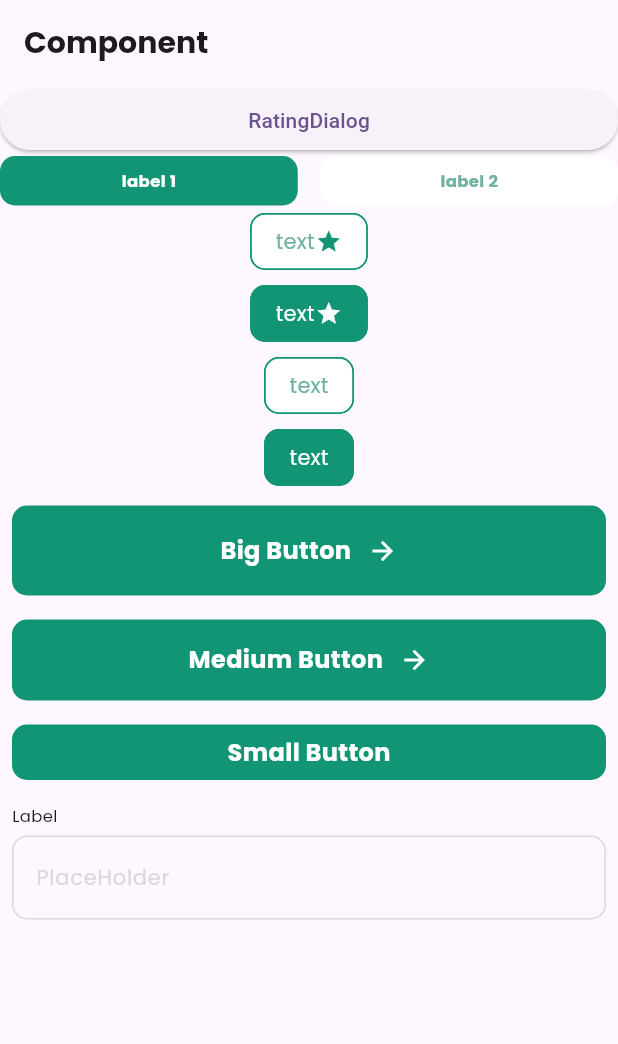
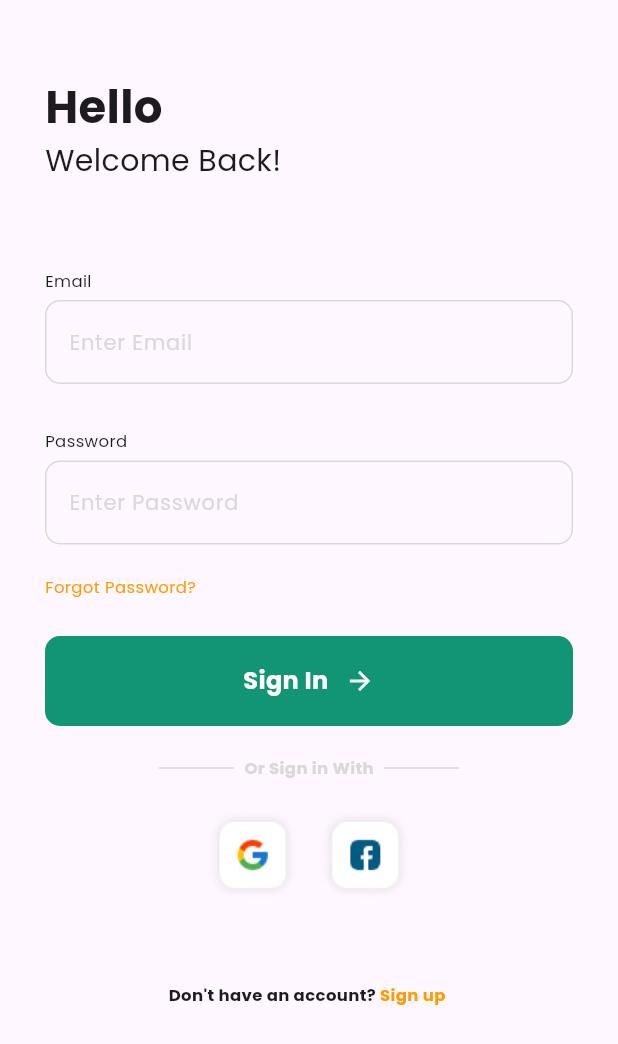
Before and after one commit to julboy2/flutter_recipe_app_course, a Flutter app: the screen it shows after launch, on a phone screen of 412 x 824 dp. Shown: the top 1044 px of the screen. Run offline on Flutter 3.47's test engine with Material 3 defaults, Android fonts, the phone set to English and light mode, and no system bars; our stand-ins replace google_fonts.

Commit message:
add sign in

```diff
--- a/lib/main.dart
+++ b/lib/main.dart
@@ -3,6 +3,7 @@ import 'package:flutter_recipe_app_course/core/presentation/components/big_butto
 import 'package:flutter_recipe_app_course/core/presentation/components/filter_button.dart';
 import 'package:flutter_recipe_app_course/core/presentation/components/input_field.dart';
 import 'package:flutter_recipe_app_course/core/presentation/components/rating_button.dart';
+import 'package:flutter_recipe_app_course/presentation/sign_in/sign_in_screen.dart';
 import 'package:flutter_recipe_app_course/ui/text_styles.dart';
 
 import 'core/presentation/components/medium_button.dart';
@@ -40,7 +41,7 @@ class MyApp extends StatelessWidget {
         // tested with just a hot reload.
         colorScheme: ColorScheme.fromSeed(seedColor: Colors.deepPurple),
       ),
-      home: const MyHomePage(),
+      home: const SignInScreen(),
     );
   }
 }
--- /dev/null
+++ b/lib/presentation/sign_in/sign_in_screen.dart
@@ -0,0 +1,112 @@
+import 'package:flutter/material.dart';
+import 'package:flutter_recipe_app_course/core/presentation/components/big_button.dart';
+import 'package:flutter_recipe_app_course/core/presentation/components/input_field.dart';
+
+import '../../ui/color_styles.dart';
+import '../../ui/text_styles.dart';
+
+class SignInScreen extends StatelessWidget {
+  const SignInScreen({super.key});
+
+  @override
+  Widget build(BuildContext context) {
+    return Scaffold(
+      // SafeArea 를 넣으면 위에 전체로 떠버려서 SafeArea 를 넣는다.
+      body: SafeArea(
+          child: Padding(
+            padding: EdgeInsets.all(30.0),
+            child: Column(
+              crossAxisAlignment: CrossAxisAlignment.start,
+              children: [
+                const SizedBox(height: 20,),
+                const Text(
+                  "Hello",
+                  style: TextStyles.headerTextBold,
+                ),
+                const Text(
+                  "Welcome Back!",
+                  style: TextStyles.largeTextRegular,
+                ),
+                const SizedBox(height: 57,),
+                const InputField(
+                    label: "Email",
+                    placeHolder: "Enter Email"
+                ),
+                const SizedBox(height: 30,),
+                const InputField(
+                    label: "Password",
+                    placeHolder: "Enter Password"
+                ),
+                const SizedBox(height: 20,),
+                Text(
+                  "Forgot Password?",
+                  style: TextStyles.smallerTextRegular.copyWith(
+                    color: ColorStyles.secondary100,
+                  ),
+                ),
+                const SizedBox(height: 25,),
+                BigButton("Sign In", onPressed: (){}),
+                const SizedBox(height: 20,),
+                Row(
+                  mainAxisAlignment: MainAxisAlignment.center,
+                  children: [
+                    Container(
+                      width: 50,
+                      height: 1,
+                      color: ColorStyles.gray4,
+                    ),
+                    const SizedBox(width: 7,),
+                    Text(
+                        "Or Sign in With",
+                      style: TextStyles.smallerTextBold.copyWith(
+                        color: ColorStyles.gray4
+                      ),
+                    ),
+                    const SizedBox(width: 7,),
+                    Container(
+                      width: 50,
+                      height: 1,
+                      color: ColorStyles.gray4,
+                    ),
+                  ],
+                ),
+                const SizedBox(height: 20,),
+                Row(
+                  mainAxisAlignment: MainAxisAlignment.center,
+                  children: [
+                    Image.asset(
+                      "assets/image/google_button.png",
+                      width: 60,
+                      height: 60,
+                    ),
+                    const SizedBox(width: 15,),
+                    Image.asset(
+                      "assets/image/facebook_button.png",
+                      width: 60,
+                      height: 60,
+                    ),
+                  ],
+                ),
+                const SizedBox(height: 55,),
+                Row(
+                  mainAxisAlignment: MainAxisAlignment.center,
+                  children: [
+                    const Text(
+                      "Don't have an account? ",
+                      style: TextStyles.smallerTextBold,
+                    ),
+                    Text(
+                      "Sign up ",
+                      style: TextStyles.smallerTextBold.copyWith(
+                        color: ColorStyles.secondary100,
+                      ),
+                    )
+                  ],
+                )
+              ],
+            ),
+          )
+      ),
+    );
+  }
+}
--- a/pubspec.yaml
+++ b/pubspec.yaml
@@ -59,9 +59,8 @@ flutter:
   uses-material-design: true
 
   # To add assets to your application, add an assets section, like this:
-  # assets:
-  #   - images/a_dot_burr.jpeg
-  #   - images/a_dot_ham.jpeg
+  assets:
+   - assets/image/
 
   # An image asset can refer to one or more resolution-specific "variants", see
   # https://flutter.dev/to/resolution-aware-images
```
Also changed, not shown: assets/image/facebook_button.png (added), assets/image/google_button.png (added).
